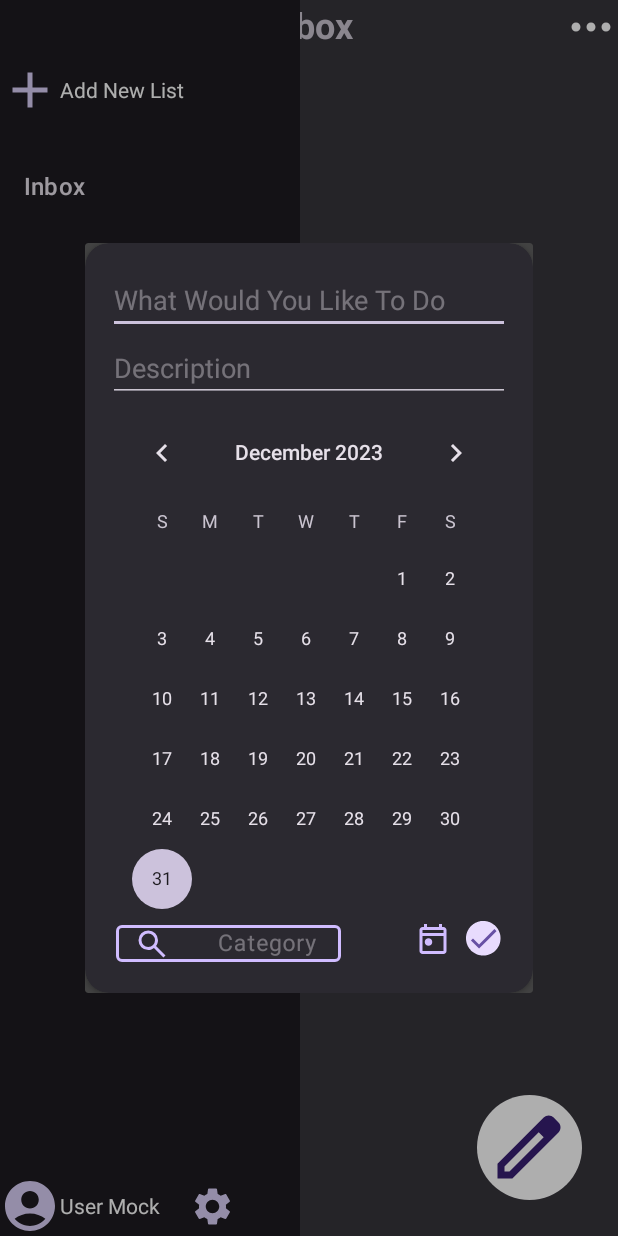
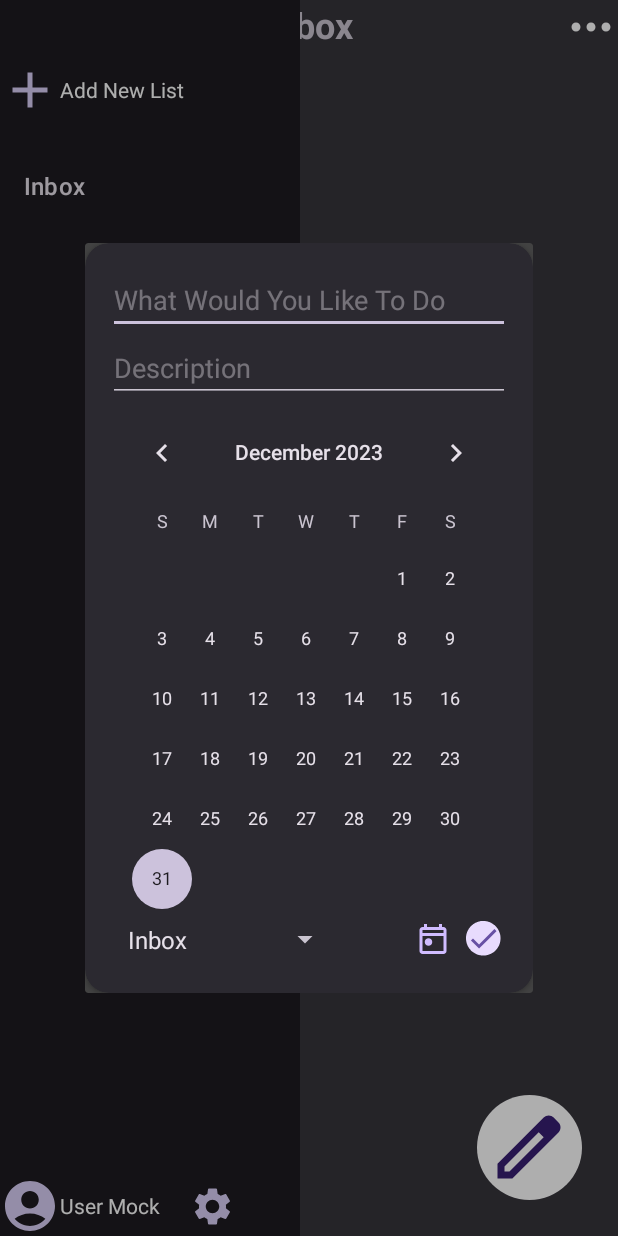
Before and after one commit to hekolcu/TickTick, an Android app: the TasksActivity screen opened directly, with no data from a screen before it, after a tap on "Add Task Button", on a phone screen of 412 x 824 dp. Run offline under Robolectric (Android 15) with nearby library versions, the phone set to English and light mode, and no system bars; our stand-ins replace Room's generated code; Roboto replaces fonts that are not available here; 2 statements that could not run were skipped; 3 other taps on this screen came first.

Commit message:
updated add task to use group spinner

```diff
--- a/app/src/main/java/com/ticktick/TasksActivity.kt
+++ b/app/src/main/java/com/ticktick/TasksActivity.kt
@@ -6,6 +6,7 @@ import androidx.appcompat.app.AppCompatActivity
 import android.os.Bundle
 import android.util.Log
 import android.view.View
+import android.widget.ArrayAdapter
 import androidx.recyclerview.widget.LinearLayoutManager
 import com.ticktick.adapters.TaskGroupAdapter
 import com.ticktick.databinding.ActivityTasksBinding
@@ -115,17 +116,29 @@ class TasksActivity : AppCompatActivity() {
 
     private fun createAddTaskDialog() {
         createTaskDialog = Dialog(this)
-
         val createTaskDialogBinding = CreateTaskDialogBinding.inflate(layoutInflater)
         createTaskDialog.setContentView(createTaskDialogBinding.root)
 
+        // Set up the spinner and its adapter
+        val groupsAdapter = ArrayAdapter<Group>(this, android.R.layout.simple_spinner_item)
+        createTaskDialogBinding.spinnerGroups.adapter = groupsAdapter
+
+        // Observe the group data and update the spinner
+        tvm.groupRepository.getAllGroups().observe(this) { groups ->
+            groupsAdapter.clear()
+            groupsAdapter.addAll(groups)
+            groupsAdapter.notifyDataSetChanged()
+        }
+
         createTaskDialogBinding.okBtn.setOnClickListener {
-            Log.d("date", createTaskSelectedDate)
+            // Retrieve the selected group
+            val selectedGroup = createTaskDialogBinding.spinnerGroups.selectedItem as Group
+            // Use the selected group's ID for the new task
             tvm.addTask(Task(
                 createTaskDialogBinding.tvName.text.toString(),
                 createTaskDialogBinding.mLineDescTextView.text.toString(),
                 createTaskSelectedDate,
-                currentGroup.groupId
+                selectedGroup.groupId
             ))
             createTaskDialog.dismiss()
         }
--- a/app/src/main/java/com/ticktick/db/Group.kt
+++ b/app/src/main/java/com/ticktick/db/Group.kt
@@ -16,4 +16,8 @@ data class Group(
     @IgnoredOnParcel
     @PrimaryKey(autoGenerate = true)
     var groupId: Int = 0
+
+    override fun toString(): String {
+        return title
+    }
 }
--- a/app/src/main/res/layout/create_task_dialog.xml
+++ b/app/src/main/res/layout/create_task_dialog.xml
@@ -48,12 +48,19 @@
             android:orientation="horizontal"
             android:padding="5dp">
 
+            <Spinner
+                android:id="@+id/spinner_groups"
+                android:layout_width="150dp"
+                android:layout_height="30dp"
+                android:layout_weight="0" />
+
             <com.google.android.material.textfield.TextInputLayout
                 android:id="@+id/categoryTV"
                 android:layout_width="150dp"
                 android:layout_height="30dp"
                 android:layout_gravity="center_vertical"
                 android:textColorHint="#66E6E0E9"
+                android:visibility="gone"
                 app:boxStrokeColor="@color/selector"
                 app:boxStrokeWidth="2dp"
                 app:hintTextColor="@color/text_hint_color"
```
